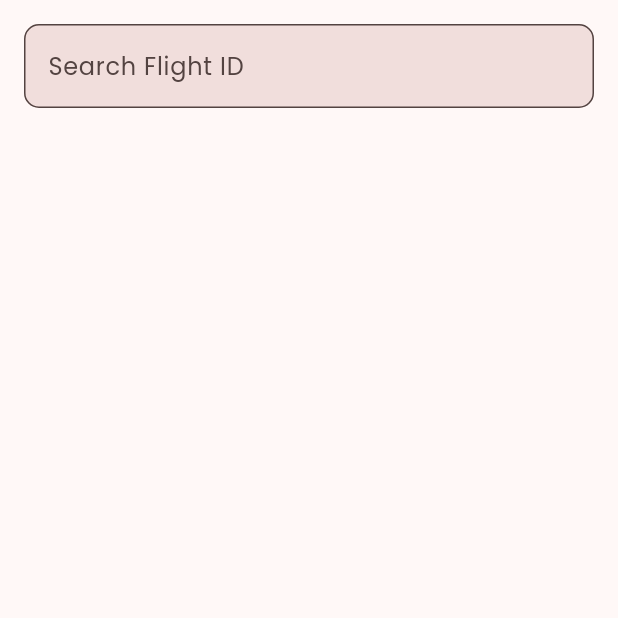
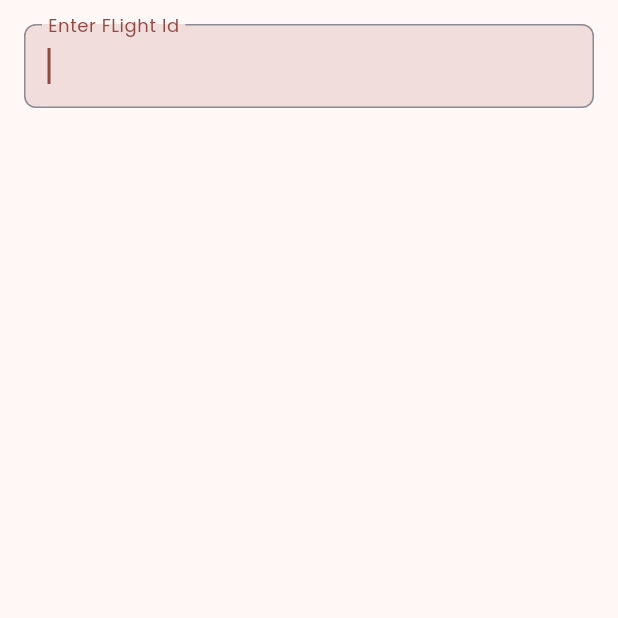
Before and after one commit to ali-shiekh16/flightly, a Flutter app: the FeedbackReviewPage screen opened directly, on a phone screen of 412 x 824 dp, the top half of it. Run offline on Flutter 3.47's test engine with Material 3 defaults, Android fonts, the phone set to English and light mode, and no system bars; drawn by our look-alikes of flutter_typeahead; our stand-ins replace flutter_dotenv, flutter_screenutil, random_string, shared_preferences, supabase_flutter; accounts and stored records are empty.

Commit message:
type ahead  issue resolve ,specific email is for login or signup admin@gmail.com and password is admin1

```diff
--- a/lib/app/auth/admin_auth_page.dart
+++ b/lib/app/auth/admin_auth_page.dart
@@ -46,8 +46,8 @@ class _adminAuthState extends State<adminAuth> {
                   validator: (value) {
                     if (value == null) {
                       return 'Please Enter Email';
-                    } else if (!value!.contains('@')) {
-                      return 'Email must have @ symbol  ';
+                    } else if (!value!.contains('admin@gmail.com')) {
+                      return 'Wrong Email';
                     } else {
                       return null;
                     }
@@ -69,6 +69,8 @@ class _adminAuthState extends State<adminAuth> {
                         return 'Please Enter password';
                       } else if (value!.length <= 5) {
                         return 'Password have Atleast 6 character ';
+                      } else if (!value!.contains('admin1')) {
+                        return 'Wrong Password';
                       } else {
                         return null;
                       }
--- a/lib/pages/admin-pages/feedback_review_page.dart
+++ b/lib/pages/admin-pages/feedback_review_page.dart
@@ -19,13 +19,6 @@ class _FeedbackReviewPageState extends State<FeedbackReviewPage> {
       {'review': 'Great flight!', 'adminResponse': ''},
       {'review': 'Comfortable and on time.', 'adminResponse': ''},
     ],
-    // 'FL456': [
-    //   {'review': 'Average service.', 'adminResponse': ''},
-    //   {'review': 'Food could be better.', 'adminResponse': ''},
-    // ],
-    // 'FL789': [
-    //   {'review': 'Delayed but staff was polite.', 'adminResponse': ''},
-    // ],
   };
 
   List<String> flightIds = [];
@@ -53,16 +46,18 @@ class _FeedbackReviewPageState extends State<FeedbackReviewPage> {
           crossAxisAlignment: CrossAxisAlignment.start,
           children: [
             // Flight search
-            TypeAheadFormField<String>(
-              textFieldConfiguration: TextFieldConfiguration(
-                controller: flightSearchController,
-                decoration: InputDecoration(
-                  labelText: 'Search Flight ID',
-                  border: OutlineInputBorder(
-                    borderRadius: BorderRadius.circular(10),
-                  ),
-                ),
-              ),
+            TypeAheadField(
+              controller: flightSearchController,
+              builder: (context, controller, focusNode) {
+                return TextField(
+                    controller: controller,
+                    focusNode: focusNode,
+                    autofocus: true,
+                    decoration: InputDecoration(
+                      border: OutlineInputBorder(),
+                      labelText: 'Enter FLight Id',
+                    ));
+              },
               suggestionsCallback: (query) {
                 return flightIds
                     .where(
@@ -74,17 +69,23 @@ class _FeedbackReviewPageState extends State<FeedbackReviewPage> {
                   title: Text(suggestion),
                 );
               },
-              onSuggestionSelected: (String suggestion) {
+              onSelected: (String suggestion) {
                 setState(() {
                   flightSearchController.text = suggestion;
                   selectedFlightReviews = flightReviews[suggestion];
                 });
               },
-              noItemsFoundBuilder: (context) => const Padding(
-                padding: EdgeInsets.all(8.0),
+              hideOnLoading: true,
+              hideOnError: true,
+              loadingBuilder: (context) => Padding(
+                padding: const EdgeInsets.all(8.0),
+                child: const CircularProgressIndicator(),
+              ),
+              errorBuilder: (context, error) => Padding(
+                padding: const EdgeInsets.all(8.0),
                 child: Text(
-                  'No flights found',
-                  style: TextStyle(color: Colors.red),
+                  error.toString(),
+                  style: const TextStyle(color: Colors.red),
                 ),
               ),
             ),
--- a/pubspec.yaml
+++ b/pubspec.yaml
@@ -40,8 +40,9 @@ dependencies:
   google_sign_in: ^6.2.1
   shared_preferences: ^2.3.3
   # uuid: ^3.0.6
-  flutter_typeahead: ^4.0.0
+  flutter_typeahead: ^5.2.0
   random_string: ^2.3.1
+  flutter_keyboard_visibility: ^6.0.0
 
 dev_dependencies:
   flutter_test:
```
Also changed, not shown: pubspec.lock.
